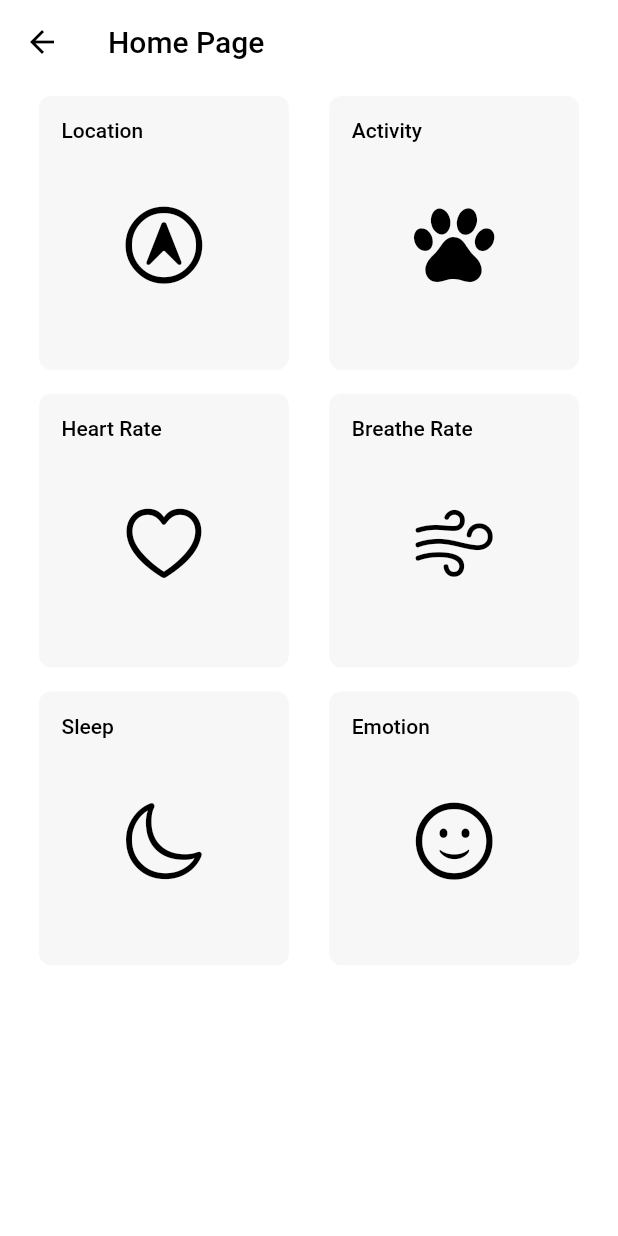
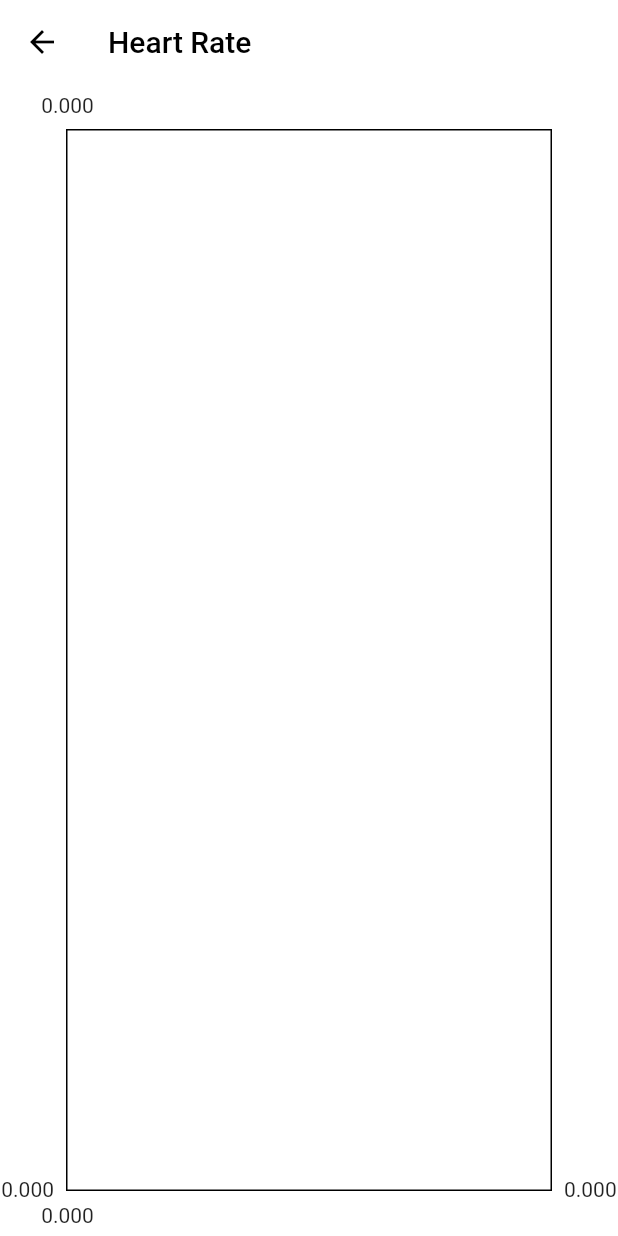
Before and after one commit to CS350-4AM/smart_pet_collar, a Flutter app: the HomePage screen opened directly, after a tap on "Heart Rate", on a phone screen of 412 x 824 dp. Run offline on Flutter 3.47's test engine with Material 2 defaults, Android fonts, the phone set to English and light mode, and no system bars; drawn by our look-alikes of fl_chart; our stand-ins replace cloud_firestore, firebase_core; accounts and stored records are empty.

Commit message:
page 몇개 추가, test_firebase_page firebase에서 불러오기 성공

```diff
--- /dev/null
+++ b/lib/pages/heart_rate_page.dart
@@ -0,0 +1,28 @@
+import 'package:fl_chart/fl_chart.dart';
+import 'package:flutter/material.dart';
+
+import '../utils/constants.dart';
+
+class HeartRatePage extends StatefulWidget {
+  const HeartRatePage({Key? key}) : super(key: key);
+
+  @override
+  _HeartRatePageState createState() => _HeartRatePageState();
+}
+
+class _HeartRatePageState extends State<HeartRatePage> {
+  @override
+  Widget build(BuildContext context) {
+    return Scaffold(
+      appBar: AppBar(
+        backgroundColor: kBackgroundColor,
+        elevation: 0,
+        title: const Text('Heart Rate'),
+      ),
+      backgroundColor: kBackgroundColor,
+      body: Container(
+        child: LineChart(LineChartData()),
+      ),
+    );
+  }
+}
--- a/lib/pages/home_page.dart
+++ b/lib/pages/home_page.dart
@@ -1,7 +1,12 @@
 import 'package:flutter/cupertino.dart';
 import 'package:flutter/material.dart';
+import 'package:smart_pet_collar/pages/activity_page.dart';
 import 'package:smart_pet_collar/pages/location_menu_page.dart';
+import 'package:smart_pet_collar/pages/test_firebase_page.dart';
 import 'package:smart_pet_collar/utils/constants.dart';
+
+import 'breath_rate_page.dart';
+import 'heart_rate_page.dart';
 
 class HomePage extends StatefulWidget {
   const HomePage({Key? key}) : super(key: key);
@@ -45,16 +50,14 @@ class _HomePageState extends State<HomePage> {
                   title: 'Location',
                   iconData: CupertinoIcons.location_circle,
                   width: menuCardWidgetWidth,
-                  onPressed: (){
-                    Navigator.push(context, MaterialPageRoute(builder: (context) => LocationMenuPage()),);
-                  },
+                  onPressed: (){Navigator.push(context, MaterialPageRoute(builder: (context) => LocationMenuPage()));},
                 ),
                 const SizedBox(width: spacingBetweenWidgetsWidth),
                 MenuCardWidget(
                   title: 'Activity',
                   iconData: CupertinoIcons.paw,
                   width: menuCardWidgetWidth,
-                  onPressed: (){},
+                  onPressed: (){Navigator.push(context, MaterialPageRoute(builder: (context) => ActivityPage()));},
                 ),
               ],
             ),
@@ -64,14 +67,14 @@ class _HomePageState extends State<HomePage> {
                   title: 'Heart Rate',
                   iconData: CupertinoIcons.heart,
                   width: menuCardWidgetWidth,
-                  onPressed: (){},
+                  onPressed: (){Navigator.push(context, MaterialPageRoute(builder: (context) => HeartRatePage()));},
                 ),
                 const SizedBox(width: spacingBetweenWidgetsWidth),
                 MenuCardWidget(
-                  title: 'Breathe Rate',
+                  title: 'Breath Rate',
                   iconData: CupertinoIcons.wind,
                   width: menuCardWidgetWidth,
-                  onPressed: (){},
+                  onPressed: (){Navigator.push(context, MaterialPageRoute(builder: (context) => BreathRatePage()));},
                 ),
               ],
             ),
@@ -91,6 +94,10 @@ class _HomePageState extends State<HomePage> {
                   onPressed: (){},
                 ),
               ],
+            ),
+            TextButton(
+              onPressed: (){Navigator.push(context, MaterialPageRoute(builder: (context) => TestFirebasePage()),);},
+              child: const Text('Go to page for testing firebase'),
             ),
           ],
         ),
--- a/pubspec.yaml
+++ b/pubspec.yaml
@@ -37,6 +37,7 @@ dependencies:
   cupertino_icons: ^1.0.2
   firebase_core: ^1.17.0
   cloud_firestore: ^3.1.16
+  fl_chart: ^0.50.6
 
 dev_dependencies:
   flutter_test:
```
Also changed, not shown: lib/main.dart (+1 -35 lines), lib/pages/activity_page.dart (added, +24 -0 lines), lib/pages/breath_rate_page.dart (added, +24 -0 lines), lib/pages/test_firebase_page.dart (added, +111 -0 lines), pubspec.lock, 2 other files.
